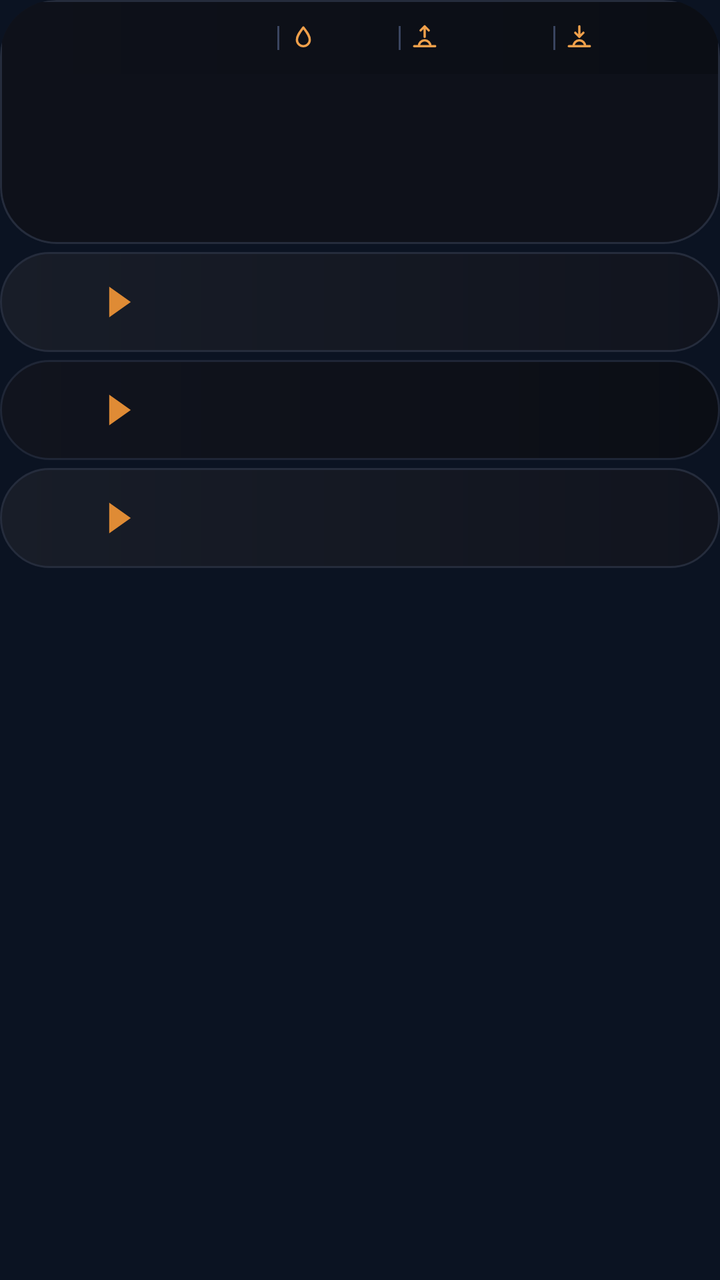
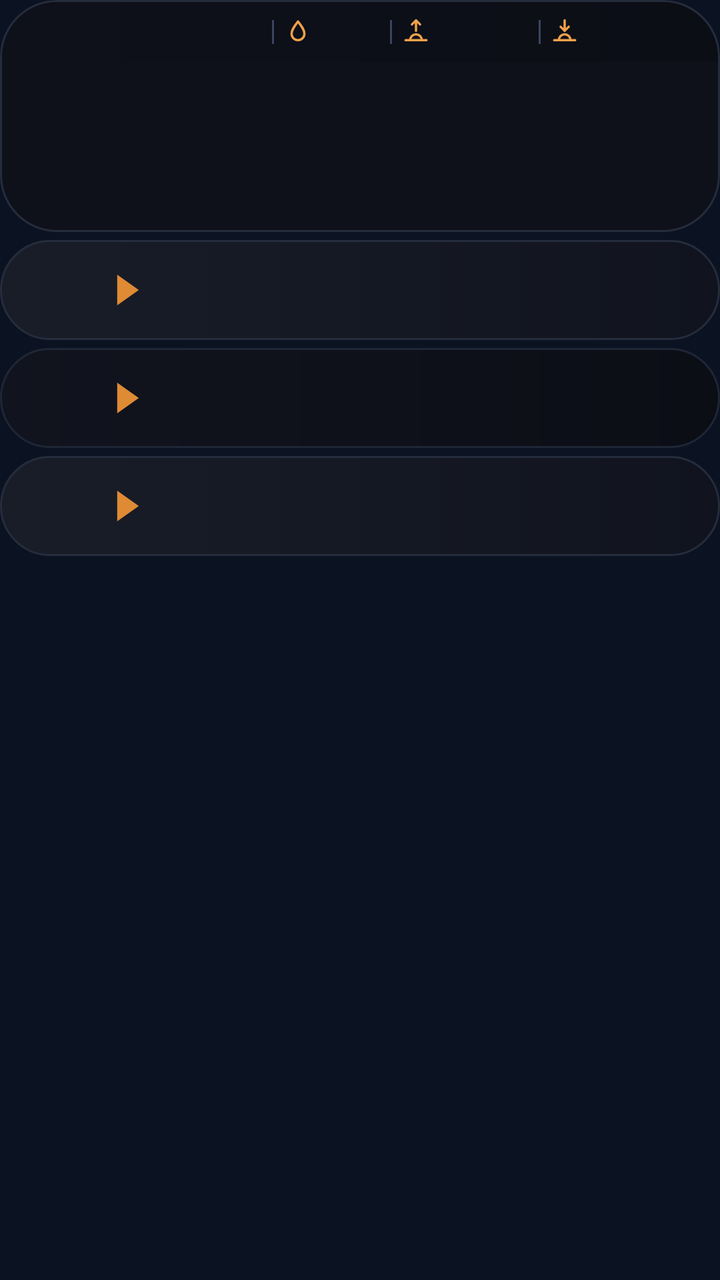

Screens rendered from an Android XML layout before and after an edit, with the pre-edit source and the edit as a unified diff.
<!-- AndroidManifest.xml: application theme AppTheme -->
<!-- res/layout/widget_k3.xml -->
<?xml version="1.0" encoding="utf-8"?>
<FrameLayout xmlns:android="http://schemas.android.com/apk/res/android"
    android:id="@+id/root"
    android:layout_width="match_parent"
    android:layout_height="match_parent"
    android:padding="0dp">

    <LinearLayout
        android:layout_width="match_parent"
        android:layout_height="wrap_content"
        android:orientation="vertical">
        <LinearLayout
            android:layout_width="match_parent"
            android:layout_height="wrap_content"
            android:background="@drawable/cur_clocks"
            android:clipToOutline="true"
            android:orientation="vertical"
            android:padding="1dp">
        <LinearLayout
            android:layout_width="match_parent"
            android:layout_height="36dp"
            android:orientation="horizontal"
            android:gravity="center"
            android:background="@drawable/cur_header_flat"
            android:paddingStart="10dp"
            android:paddingEnd="10dp">
            <ImageView
                android:id="@+id/hdr_feels"
                android:layout_width="0dp"
                android:layout_height="18dp"
                android:layout_weight="15"
                android:scaleType="fitCenter" />
            <ImageView
                android:id="@+id/sep0"
                android:layout_width="1dp"
                android:layout_height="12dp"
                android:src="@drawable/cur_sep"
                android:layout_marginStart="5dp"
                android:layout_marginEnd="5dp"
                android:scaleType="fitXY" />
            <ImageView
                android:id="@+id/ic0"
                android:layout_width="14dp"
                android:layout_height="14dp"
                android:src="@drawable/ic_drop"
                android:scaleType="fitCenter" />
            <ImageView
                android:id="@+id/hdr_hum"
                android:layout_width="0dp"
                android:layout_height="18dp"
                android:layout_weight="4"
                android:layout_marginStart="3dp"
                android:scaleType="fitStart" />
            <ImageView
                android:id="@+id/sep1"
                android:layout_width="1dp"
                android:layout_height="12dp"
                android:src="@drawable/cur_sep"
                android:layout_marginStart="5dp"
                android:layout_marginEnd="5dp"
                android:scaleType="fitXY" />
            <ImageView
                android:id="@+id/ic1"
                android:layout_width="14dp"
                android:layout_height="14dp"
                android:src="@drawable/ic_sunrise"
                android:scaleType="fitCenter" />
            <ImageView
                android:id="@+id/hdr_rise"
                android:layout_width="0dp"
                android:layout_height="18dp"
                android:layout_weight="6"
                android:layout_marginStart="3dp"
                android:scaleType="fitStart" />
            <ImageView
                android:id="@+id/sep2"
                android:layout_width="1dp"
                android:layout_height="12dp"
                android:src="@drawable/cur_sep"
                android:layout_marginStart="5dp"
                android:layout_marginEnd="5dp"
                android:scaleType="fitXY" />
            <ImageView
                android:id="@+id/ic2"
                android:layout_width="14dp"
                android:layout_height="14dp"
                android:src="@drawable/ic_sunset"
                android:scaleType="fitCenter" />
            <ImageView
                android:id="@+id/hdr_set"
                android:layout_width="0dp"
                android:layout_height="18dp"
                android:layout_weight="6"
                android:layout_marginStart="3dp"
                android:scaleType="fitStart" />
        </LinearLayout>
        <LinearLayout
            android:layout_width="match_parent"
            android:layout_height="84dp"
            android:orientation="horizontal"
            android:padding="0dp">
            <FrameLayout
                android:layout_width="0dp"
                android:layout_height="match_parent"
                android:layout_weight="1">
                <ImageView
                    android:id="@+id/clk_bg_0"
                    android:layout_width="match_parent"
                    android:layout_height="match_parent"
                    android:scaleType="fitXY" />
                <LinearLayout
                    android:layout_width="match_parent"
                    android:layout_height="match_parent"
                    android:orientation="vertical"
                    android:gravity="center"
                    android:paddingBottom="7dp"
                android:paddingStart="2dp"
                    android:paddingEnd="2dp">
                    <ImageView
                        android:id="@+id/clk_day_0"
                        android:layout_width="match_parent"
                        android:layout_height="16dp"
                        android:scaleType="fitCenter" />
                    <ImageView
                        android:id="@+id/clk_time_0"
                        android:layout_width="match_parent"
                        android:layout_height="30dp"
                        android:scaleType="fitCenter" />
                    <ImageView
                        android:id="@+id/clk_city_0"
                        android:layout_width="match_parent"
                        android:layout_height="17dp"
                        android:scaleType="fitCenter" />
                </LinearLayout>
            </FrameLayout>
            <FrameLayout
                android:layout_width="0dp"
                android:layout_height="match_parent"
                android:layout_weight="1">
                <ImageView
                    android:id="@+id/clk_bg_1"
                    android:layout_width="match_parent"
                    android:layout_height="match_parent"
                    android:scaleType="fitXY" />
                <LinearLayout
                    android:layout_width="match_parent"
                    android:layout_height="match_parent"
                    android:orientation="vertical"
                    android:gravity="center"
                    android:paddingBottom="7dp"
                android:paddingStart="2dp"
                    android:paddingEnd="2dp">
                    <ImageView
                        android:id="@+id/clk_day_1"
                        android:layout_width="match_parent"
                        android:layout_height="16dp"
                        android:scaleType="fitCenter" />
                    <ImageView
                        android:id="@+id/clk_time_1"
                        android:layout_width="match_parent"
                        android:layout_height="30dp"
                        android:scaleType="fitCenter" />
                    <ImageView
                        android:id="@+id/clk_city_1"
                        android:layout_width="match_parent"
                        android:layout_height="17dp"
                        android:scaleType="fitCenter" />
                </LinearLayout>
            </FrameLayout>
            <FrameLayout
                android:layout_width="0dp"
                android:layout_height="match_parent"
                android:layout_weight="1">
                <ImageView
                    android:id="@+id/clk_bg_2"
                    android:layout_width="match_parent"
                    android:layout_height="match_parent"
                    android:scaleType="fitXY" />
                <LinearLayout
                    android:layout_width="match_parent"
                    android:layout_height="match_parent"
                    android:orientation="vertical"
                    android:gravity="center"
                    android:paddingBottom="7dp"
                android:paddingStart="2dp"
                    android:paddingEnd="2dp">
                    <ImageView
                        android:id="@+id/clk_day_2"
                        android:layout_width="match_parent"
                        android:layout_height="16dp"
                        android:scaleType="fitCenter" />
                    <ImageView
                        android:id="@+id/clk_time_2"
                        android:layout_width="match_parent"
                        android:layout_height="30dp"
                        android:scaleType="fitCenter" />
                    <ImageView
                        android:id="@+id/clk_city_2"
                        android:layout_width="match_parent"
                        android:layout_height="17dp"
                        android:scaleType="fitCenter" />
                </LinearLayout>
            </FrameLayout>
            <FrameLayout
                android:layout_width="0dp"
                android:layout_height="match_parent"
                android:layout_weight="1">
                <ImageView
                    android:id="@+id/clk_bg_3"
                    android:layout_width="match_parent"
                    android:layout_height="match_parent"
                    android:scaleType="fitXY" />
                <LinearLayout
                    android:layout_width="match_parent"
                    android:layout_height="match_parent"
                    android:orientation="vertical"
                    android:gravity="center"
                    android:paddingBottom="7dp"
                android:paddingStart="2dp"
                    android:paddingEnd="2dp">
                    <ImageView
                        android:id="@+id/clk_day_3"
                        android:layout_width="match_parent"
                        android:layout_height="16dp"
                        android:scaleType="fitCenter" />
                    <ImageView
                        android:id="@+id/clk_time_3"
                        android:layout_width="match_parent"
                        android:layout_height="30dp"
                        android:scaleType="fitCenter" />
                    <ImageView
                        android:id="@+id/clk_city_3"
                        android:layout_width="match_parent"
                        android:layout_height="17dp"
                        android:scaleType="fitCenter" />
                </LinearLayout>
            </FrameLayout>
        </LinearLayout>
        </LinearLayout>
        <LinearLayout
            android:layout_width="match_parent"
            android:layout_height="50dp"
            android:orientation="horizontal"
            android:gravity="center_vertical"
            android:layout_marginTop="4dp"
            android:background="@drawable/cur_row_light"
            android:paddingStart="10dp"
            android:paddingEnd="10dp">
            <LinearLayout
                android:layout_width="wrap_content"
                android:layout_height="wrap_content"
                android:orientation="horizontal"
                android:gravity="center_vertical">
                <ImageView
                    android:id="@+id/fl_a_0"
                    android:layout_width="30dp"
                    android:layout_height="30dp"
                    android:scaleType="fitCenter" />
                <ImageView
                    android:id="@+id/code_a_0"
                    android:layout_width="wrap_content"
                    android:layout_height="22dp"
                    android:adjustViewBounds="true"
                    android:layout_marginStart="6dp"
                    android:scaleType="fitStart" />
                <ImageView
                    android:id="@+id/arrow_0"
                    android:layout_width="12dp"
                    android:layout_height="16dp"
                    android:src="@drawable/cur_arrow"
                    android:layout_marginStart="8dp"
                    android:layout_marginEnd="10dp"
                    android:scaleType="fitCenter" />
                <ImageView
                    android:id="@+id/fl_b_0"
                    android:layout_width="30dp"
                    android:layout_height="30dp"
                    android:scaleType="fitCenter" />
                <ImageView
                    android:id="@+id/code_b_0"
                    android:layout_width="wrap_content"
                    android:layout_height="22dp"
                    android:adjustViewBounds="true"
                    android:layout_marginStart="6dp"
                    android:scaleType="fitStart" />
            </LinearLayout>
            <FrameLayout
                android:layout_width="0dp"
                android:layout_height="1dp"
                android:layout_weight="1" />
            <LinearLayout
                android:layout_width="108dp"
                android:layout_height="wrap_content"
                android:orientation="vertical"
                android:layout_marginStart="6dp">
                <LinearLayout
                    android:layout_width="match_parent"
                    android:layout_height="wrap_content"
                    android:orientation="horizontal"
                    android:gravity="center_vertical">
                    <ImageView
                        android:id="@+id/mkt_lbl_0"
                        android:layout_width="40dp"
                        android:layout_height="14dp"
                        android:scaleType="fitStart" />
                    <ImageView
                        android:id="@+id/mkt_val_0"
                        android:layout_width="0dp"
                        android:layout_height="20dp"
                        android:layout_weight="1"
                        android:scaleType="fitEnd" />
                </LinearLayout>
                <LinearLayout
                    android:layout_width="match_parent"
                    android:layout_height="wrap_content"
                    android:orientation="horizontal"
                    android:gravity="center_vertical"
                    android:layout_marginTop="2dp">
                    <ImageView
                        android:id="@+id/visa_logo_0"
                        android:layout_width="40dp"
                        android:layout_height="20dp"
                        android:scaleType="fitStart" />
                    <ImageView
                        android:id="@+id/visa_val_0"
                        android:layout_width="0dp"
                        android:layout_height="17dp"
                        android:layout_weight="1"
                        android:scaleType="fitEnd" />
                </LinearLayout>
            </LinearLayout>
        </LinearLayout>
        <LinearLayout
            android:layout_width="match_parent"
            android:layout_height="50dp"
            android:orientation="horizontal"
            android:gravity="center_vertical"
            android:layout_marginTop="4dp"
            android:background="@drawable/cur_row_dark"
            android:paddingStart="10dp"
            android:paddingEnd="10dp">
            <LinearLayout
                android:layout_width="wrap_content"
                android:layout_height="wrap_content"
                android:orientation="horizontal"
                android:gravity="center_vertical">
                <ImageView
                    android:id="@+id/fl_a_1"
                    android:layout_width="30dp"
                    android:layout_height="30dp"
                    android:scaleType="fitCenter" />
                <ImageView
                    android:id="@+id/code_a_1"
                    android:layout_width="wrap_content"
                    android:layout_height="22dp"
                    android:adjustViewBounds="true"
                    android:layout_marginStart="6dp"
                    android:scaleType="fitStart" />
                <ImageView
                    android:id="@+id/arrow_1"
                    android:layout_width="12dp"
                    android:layout_height="16dp"
                    android:src="@drawable/cur_arrow"
                    android:layout_marginStart="8dp"
                    android:layout_marginEnd="10dp"
                    android:scaleType="fitCenter" />
                <ImageView
                    android:id="@+id/fl_b_1"
                    android:layout_width="30dp"
                    android:layout_height="30dp"
                    android:scaleType="fitCenter" />
                <ImageView
                    android:id="@+id/code_b_1"
                    android:layout_width="wrap_content"
                    android:layout_height="22dp"
                    android:adjustViewBounds="true"
                    android:layout_marginStart="6dp"
                    android:scaleType="fitStart" />
            </LinearLayout>
            <FrameLayout
                android:layout_width="0dp"
                android:layout_height="1dp"
                android:layout_weight="1" />
            <LinearLayout
                android:layout_width="108dp"
                android:layout_height="wrap_content"
                android:orientation="vertical"
                android:layout_marginStart="6dp">
                <LinearLayout
                    android:layout_width="match_parent"
                    android:layout_height="wrap_content"
                    android:orientation="horizontal"
                    android:gravity="center_vertical">
                    <ImageView
                        android:id="@+id/mkt_lbl_1"
                        android:layout_width="40dp"
                        android:layout_height="14dp"
                        android:scaleType="fitStart" />
                    <ImageView
                        android:id="@+id/mkt_val_1"
                        android:layout_width="0dp"
                        android:layout_height="20dp"
                        android:layout_weight="1"
                        android:scaleType="fitEnd" />
                </LinearLayout>
                <LinearLayout
                    android:layout_width="match_parent"
                    android:layout_height="wrap_content"
                    android:orientation="horizontal"
                    android:gravity="center_vertical"
                    android:layout_marginTop="2dp">
                    <ImageView
                        android:id="@+id/visa_logo_1"
                        android:layout_width="40dp"
                        android:layout_height="20dp"
                        android:scaleType="fitStart" />
                    <ImageView
                        android:id="@+id/visa_val_1"
                        android:layout_width="0dp"
                        android:layout_height="17dp"
                        android:layout_weight="1"
                        android:scaleType="fitEnd" />
                </LinearLayout>
            </LinearLayout>
        </LinearLayout>
        <LinearLayout
            android:layout_width="match_parent"
            android:layout_height="50dp"
            android:orientation="horizontal"
            android:gravity="center_vertical"
            android:layout_marginTop="4dp"
            android:background="@drawable/cur_row_light"
            android:paddingStart="10dp"
            android:paddingEnd="10dp">
            <LinearLayout
                android:layout_width="wrap_content"
                android:layout_height="wrap_content"
                android:orientation="horizontal"
                android:gravity="center_vertical">
                <ImageView
                    android:id="@+id/fl_a_2"
                    android:layout_width="30dp"
                    android:layout_height="30dp"
                    android:scaleType="fitCenter" />
                <ImageView
                    android:id="@+id/code_a_2"
                    android:layout_width="wrap_content"
                    android:layout_height="22dp"
                    android:adjustViewBounds="true"
                    android:layout_marginStart="6dp"
                    android:scaleType="fitStart" />
                <ImageView
                    android:id="@+id/arrow_2"
                    android:layout_width="12dp"
                    android:layout_height="16dp"
                    android:src="@drawable/cur_arrow"
                    android:layout_marginStart="8dp"
                    android:layout_marginEnd="10dp"
                    android:scaleType="fitCenter" />
                <ImageView
                    android:id="@+id/fl_b_2"
                    android:layout_width="30dp"
                    android:layout_height="30dp"
                    android:scaleType="fitCenter" />
                <ImageView
                    android:id="@+id/code_b_2"
                    android:layout_width="wrap_content"
                    android:layout_height="22dp"
                    android:adjustViewBounds="true"
                    android:layout_marginStart="6dp"
                    android:scaleType="fitStart" />
            </LinearLayout>
            <FrameLayout
                android:layout_width="0dp"
                android:layout_height="1dp"
                android:layout_weight="1" />
            <LinearLayout
                android:layout_width="108dp"
                android:layout_height="wrap_content"
                android:orientation="vertical"
                android:layout_marginStart="6dp">
                <LinearLayout
                    android:layout_width="match_parent"
                    android:layout_height="wrap_content"
                    android:orientation="horizontal"
                    android:gravity="center_vertical">
                    <ImageView
                        android:id="@+id/mkt_lbl_2"
                        android:layout_width="40dp"
                        android:layout_height="14dp"
                        android:scaleType="fitStart" />
                    <ImageView
                        android:id="@+id/mkt_val_2"
                        android:layout_width="0dp"
                        android:layout_height="20dp"
                        android:layout_weight="1"
                        android:scaleType="fitEnd" />
                </LinearLayout>
                <LinearLayout
                    android:layout_width="match_parent"
                    android:layout_height="wrap_content"
                    android:orientation="horizontal"
                    android:gravity="center_vertical"
                    android:layout_marginTop="2dp">
                    <ImageView
                        android:id="@+id/visa_logo_2"
                        android:layout_width="40dp"
                        android:layout_height="20dp"
                        android:scaleType="fitStart" />
                    <ImageView
                        android:id="@+id/visa_val_2"
                        android:layout_width="0dp"
                        android:layout_height="17dp"
                        android:layout_weight="1"
                        android:scaleType="fitEnd" />
                </LinearLayout>
            </LinearLayout>
        </LinearLayout>
    </LinearLayout>
</FrameLayout>
<!-- resources referenced by this layout -->
<resources>
  <!-- drawable cur_arrow (drawable) -->
  <?xml version="1.0" encoding="utf-8"?>
  <vector xmlns:android="http://schemas.android.com/apk/res/android" android:width="20dp" android:height="26dp" android:viewportWidth="20" android:viewportHeight="26">
      <path android:fillColor="#FFDF8B35" android:pathData="M1,0L1,26L19,13Z" />
  </vector>
  <!-- drawable cur_clocks (drawable) -->
  <?xml version="1.0" encoding="utf-8"?>
  <shape xmlns:android="http://schemas.android.com/apk/res/android" android:shape="rectangle">
      <gradient android:angle="0" android:startColor="#FF0E111A" android:endColor="#FF0E111A" />
      <stroke android:width="1dp" android:color="#FF252C3C" />
      <corners android:radius="@dimen/widget_radius" />
  </shape>
  <!-- drawable cur_header_flat (drawable) -->
  <?xml version="1.0" encoding="utf-8"?>
  <shape xmlns:android="http://schemas.android.com/apk/res/android" android:shape="rectangle">
      <gradient android:angle="0" android:startColor="#FF0E111A" android:endColor="#FF0B0E15" />
  </shape>
  <!-- drawable cur_row_dark (drawable) -->
  <?xml version="1.0" encoding="utf-8"?>
  <shape xmlns:android="http://schemas.android.com/apk/res/android" android:shape="rectangle">
      <gradient android:angle="0" android:startColor="#FF11141E" android:endColor="#FF0B0E15" />
      <stroke android:width="1dp" android:color="#FF1F2636" />
      <corners android:radius="@dimen/widget_radius" />
  </shape>
  <!-- drawable cur_row_light (drawable) -->
  <?xml version="1.0" encoding="utf-8"?>
  <shape xmlns:android="http://schemas.android.com/apk/res/android" android:shape="rectangle">
      <gradient android:angle="0" android:startColor="#FF181D28" android:endColor="#FF11141E" />
      <stroke android:width="1dp" android:color="#FF252C3C" />
      <corners android:radius="@dimen/widget_radius" />
  </shape>
  <!-- drawable cur_sep (drawable) -->
  <?xml version="1.0" encoding="utf-8"?>
  <shape xmlns:android="http://schemas.android.com/apk/res/android" android:shape="rectangle"><solid android:color="#FF3A4560" /></shape>
  <!-- drawable ic_drop (drawable) -->
  <?xml version="1.0" encoding="utf-8"?>
  <vector xmlns:android="http://schemas.android.com/apk/res/android" android:width="24dp" android:height="24dp" android:viewportWidth="24" android:viewportHeight="24">
      <path android:strokeColor="#FFF0A04B" android:strokeWidth="2" android:strokeLineJoin="round" android:fillColor="#00000000"
          android:pathData="M12,3C15,7 17.5,10 17.5,13.5A5.5,5.5 0,0 1,6.5 13.5C6.5,10 9,7 12,3Z" />
  </vector>
  <!-- drawable ic_sunset (drawable) -->
  <?xml version="1.0" encoding="utf-8"?>
  <vector xmlns:android="http://schemas.android.com/apk/res/android" android:width="24dp" android:height="24dp" android:viewportWidth="24" android:viewportHeight="24">
      <path android:strokeColor="#FFF0A04B" android:strokeWidth="2" android:strokeLineCap="round" android:strokeLineJoin="round" android:fillColor="#00000000"
          android:pathData="M3,19L21,19M7,19A5,5 0,0 1,17 19M12,2L12,11M8.5,7.5L12,11L15.5,7.5" />
  </vector>
  <style name="AppTheme" parent="@android:style/Theme.DeviceDefault.NoActionBar">
          <item name="android:colorAccent">#DF8B35</item>
          <item name="android:colorControlActivated">#DF8B35</item>
          <item name="android:windowBackground">#0B1322</item>
          <item name="android:statusBarColor">#0E111A</item>
          <item name="android:navigationBarColor">#0B1322</item>
          <item name="android:textColorHint">#718096</item>
      </style>
  <dimen name="widget_radius">28dp</dimen>
  <!-- unchanged entries left out for length: 1 -->
</resources>

<!-- the commit's change to res/layout/widget_k3.xml (unified diff, before → after) -->
@@ -18,12 +18,12 @@
             android:padding="1dp">
         <LinearLayout
             android:layout_width="match_parent"
-            android:layout_height="36dp"
+            android:layout_height="30dp"
             android:orientation="horizontal"
             android:gravity="center"
-            android:background="@drawable/cur_header_flat"
-            android:paddingStart="10dp"
-            android:paddingEnd="10dp">
+            android:background="@drawable/cur_header_top"
+            android:paddingStart="14dp"
+            android:paddingEnd="20dp">
             <ImageView
                 android:id="@+id/hdr_feels"
                 android:layout_width="0dp"
@@ -244,8 +244,8 @@
             android:gravity="center_vertical"
             android:layout_marginTop="4dp"
             android:background="@drawable/cur_row_light"
-            android:paddingStart="10dp"
-            android:paddingEnd="10dp">
+            android:paddingStart="14dp"
+            android:paddingEnd="20dp">
             <LinearLayout
                 android:layout_width="wrap_content"
                 android:layout_height="wrap_content"
@@ -289,7 +289,7 @@
                 android:layout_height="1dp"
                 android:layout_weight="1" />
             <LinearLayout
-                android:layout_width="108dp"
+                android:layout_width="116dp"
                 android:layout_height="wrap_content"
                 android:orientation="vertical"
                 android:layout_marginStart="6dp">
@@ -300,8 +300,8 @@
                     android:gravity="center_vertical">
                     <ImageView
                         android:id="@+id/mkt_lbl_0"
-                        android:layout_width="40dp"
-                        android:layout_height="14dp"
+                        android:layout_width="48dp"
+                        android:layout_height="18dp"
                         android:scaleType="fitStart" />
                     <ImageView
                         android:id="@+id/mkt_val_0"
@@ -318,7 +318,7 @@
                     android:layout_marginTop="2dp">
                     <ImageView
                         android:id="@+id/visa_logo_0"
-                        android:layout_width="40dp"
+                        android:layout_width="48dp"
                         android:layout_height="20dp"
                         android:scaleType="fitStart" />
                     <ImageView
@@ -337,8 +337,8 @@
             android:gravity="center_vertical"
             android:layout_marginTop="4dp"
             android:background="@drawable/cur_row_dark"
-            android:paddingStart="10dp"
-            android:paddingEnd="10dp">
+            android:paddingStart="14dp"
+            android:paddingEnd="20dp">
             <LinearLayout
                 android:layout_width="wrap_content"
                 android:layout_height="wrap_content"
@@ -382,7 +382,7 @@
                 android:layout_height="1dp"
                 android:layout_weight="1" />
             <LinearLayout
-                android:layout_width="108dp"
+                android:layout_width="116dp"
                 android:layout_height="wrap_content"
                 android:orientation="vertical"
                 android:layout_marginStart="6dp">
@@ -393,8 +393,8 @@
                     android:gravity="center_vertical">
                     <ImageView
                         android:id="@+id/mkt_lbl_1"
-                        android:layout_width="40dp"
-                        android:layout_height="14dp"
+                        android:layout_width="48dp"
+                        android:layout_height="18dp"
                         android:scaleType="fitStart" />
                     <ImageView
                         android:id="@+id/mkt_val_1"
@@ -411,7 +411,7 @@
                     android:layout_marginTop="2dp">
                     <ImageView
                         android:id="@+id/visa_logo_1"
-                        android:layout_width="40dp"
+                        android:layout_width="48dp"
                         android:layout_height="20dp"
                         android:scaleType="fitStart" />
                     <ImageView
@@ -430,8 +430,8 @@
             android:gravity="center_vertical"
             android:layout_marginTop="4dp"
             android:background="@drawable/cur_row_light"
-            android:paddingStart="10dp"
-            android:paddingEnd="10dp">
+            android:paddingStart="14dp"
+            android:paddingEnd="20dp">
             <LinearLayout
                 android:layout_width="wrap_content"
                 android:layout_height="wrap_content"
@@ -475,7 +475,7 @@
                 android:layout_height="1dp"
                 android:layout_weight="1" />
             <LinearLayout
-                android:layout_width="108dp"
+                android:layout_width="116dp"
                 android:layout_height="wrap_content"
                 android:orientation="vertical"
                 android:layout_marginStart="6dp">
@@ -486,8 +486,8 @@
                     android:gravity="center_vertical">
                     <ImageView
                         android:id="@+id/mkt_lbl_2"
-                        android:layout_width="40dp"
-                        android:layout_height="14dp"
+                        android:layout_width="48dp"
+                        android:layout_height="18dp"
                         android:scaleType="fitStart" />
                     <ImageView
                         android:id="@+id/mkt_val_2"
@@ -504,7 +504,7 @@
                     android:layout_marginTop="2dp">
                     <ImageView
                         android:id="@+id/visa_logo_2"
-                        android:layout_width="40dp"
+                        android:layout_width="48dp"
                         android:layout_height="20dp"
                         android:scaleType="fitStart" />
                     <ImageView
<!-- resource entries referenced after the edit -->
@@ -12,10 +12,11 @@
       <stroke android:width="1dp" android:color="#FF252C3C" />
       <corners android:radius="@dimen/widget_radius" />
   </shape>
-  <!-- drawable cur_header_flat (drawable) -->
+  <!-- drawable cur_header_top (drawable) -->
   <?xml version="1.0" encoding="utf-8"?>
   <shape xmlns:android="http://schemas.android.com/apk/res/android" android:shape="rectangle">
       <gradient android:angle="0" android:startColor="#FF0E111A" android:endColor="#FF0B0E15" />
+      <corners android:topLeftRadius="@dimen/widget_radius" android:topRightRadius="@dimen/widget_radius" />
   </shape>
   <!-- drawable cur_row_dark (drawable) -->
   <?xml version="1.0" encoding="utf-8"?>
